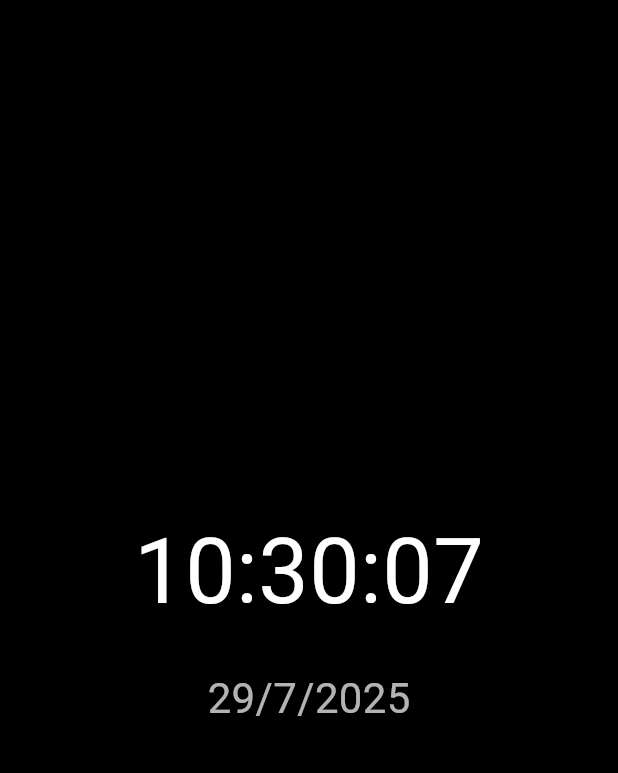
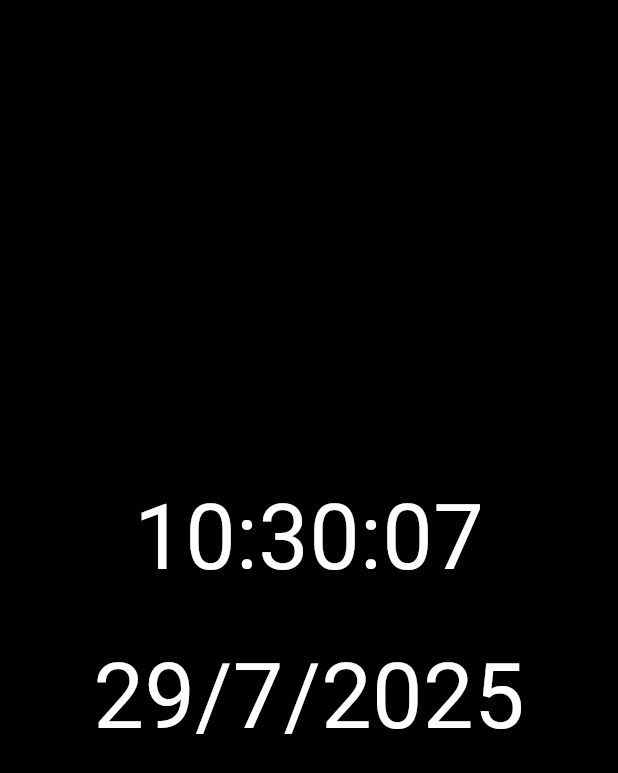
Before and after one commit to Kaiserabbas/TimeMasterApp, a Flutter app: the screen it shows after launch, on a phone screen of 412 x 824 dp. Shown: the top 773 px of the screen. Run offline on Flutter 3.47's test engine with Material 3 defaults, Android fonts, the phone set to English and light mode, and no system bars; our stand-ins replace google_fonts.

Commit message:
Update Clock/Timer Screens to Use Dynamic Font

```diff
--- a/lib/screens/clock_screen.dart
+++ b/lib/screens/clock_screen.dart
@@ -56,11 +56,7 @@ class _ClockScreenState extends State<ClockScreen> {
                   SizedBox(height: 20),
                   Text(
                     dateStr,
-                    style: TextStyle(
-                      fontSize: 28,
-                      color: theme.textColor.withOpacity(0.7),
-                      fontFamily: theme.fontFamily,
-                    ),
+                    style: theme.getTextStyle(),
                   ),
                 ],
               ),
```
Also changed, not shown: lib/screens/timer_screen.dart (+14 -13 lines).
